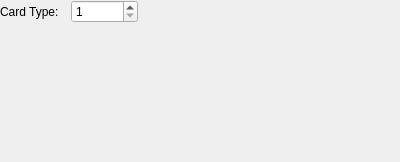
This is clayout_top_cloze.ui in Arthur-Milchior/anki-any-cloze-in-preview as Qt 5 draws it before an edit. The edited form follows.
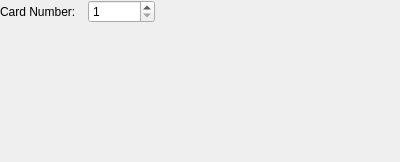
This is the edited form.

Commit message: correcting type to layer

Diff of the .ui file:
```diff
--- a/clayout_top_cloze.ui
+++ b/clayout_top_cloze.ui
@@ -37,7 +37,7 @@
      <item>
       <widget class="QLabel" name="label">
        <property name="text">
-        <string>Card Type:</string>
+        <string>Card Number:</string>
        </property>
       </widget>
      </item>
```
The commit also changes 1 other file.
